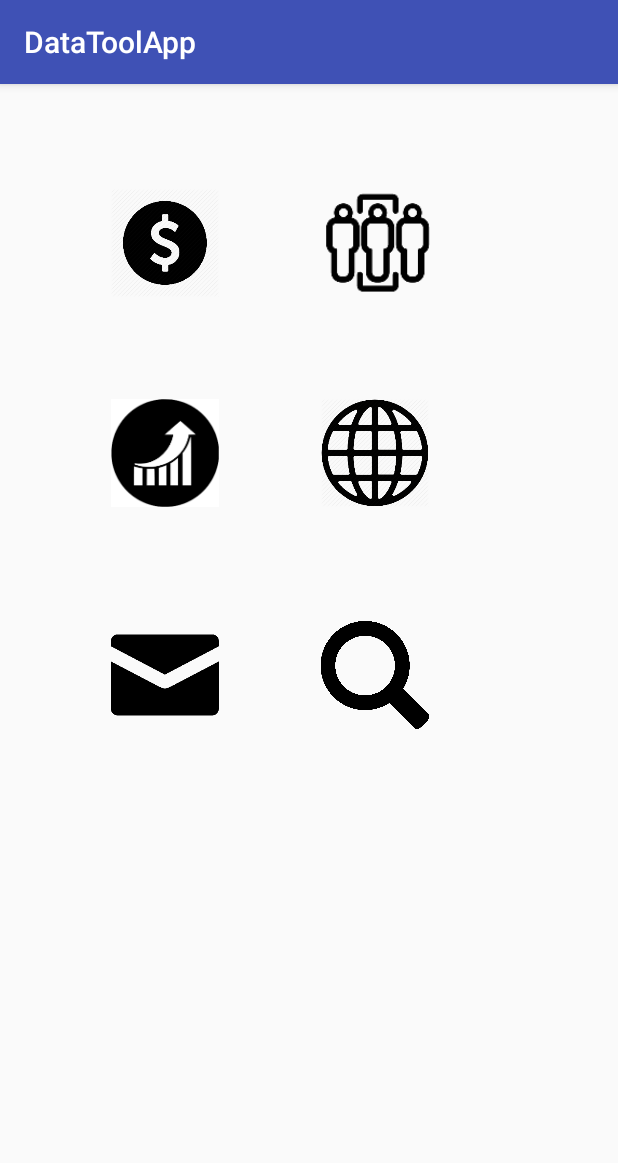
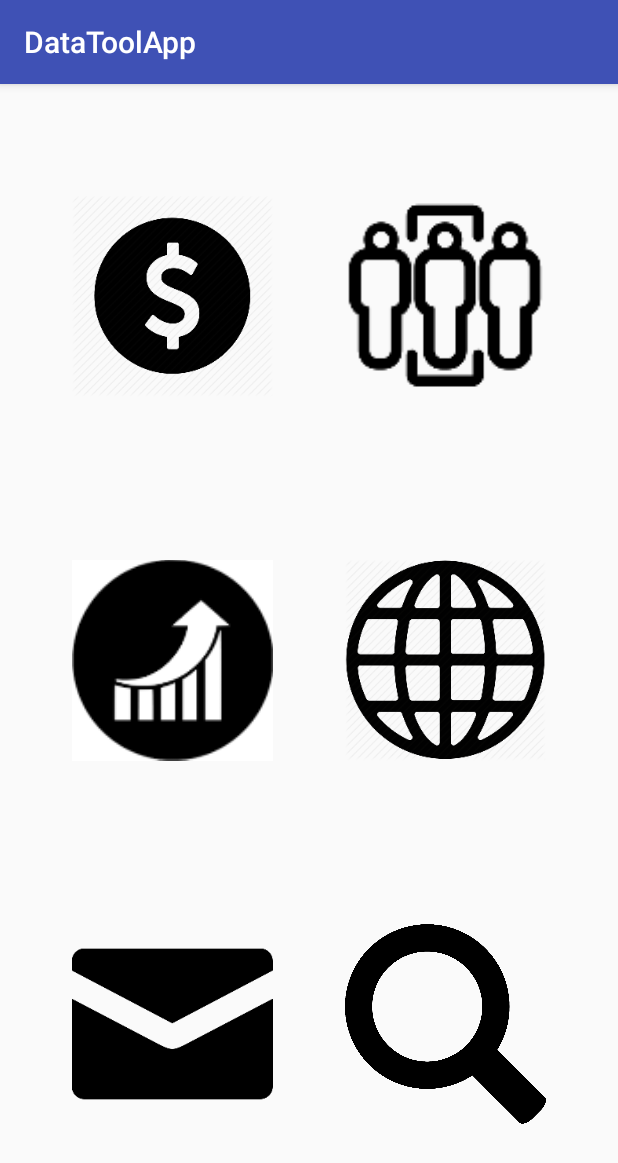
Before and after one commit to trchen19/Education-App, an Android app: the screen it shows after launch (MainActivity), on a phone screen of 412 x 824 dp. Shown: the top 1163 px of the screen. Run offline under Robolectric (Android 15) with nearby library versions, the phone set to English and light mode, and no system bars.

Commit message:
main activity responsive

```diff
--- a/app/src/main/res/layout-land/activity_main.xml
+++ b/app/src/main/res/layout-land/activity_main.xml
@@ -1,6 +1,5 @@
 <?xml version="1.0" encoding="utf-8"?>
-<android.support.constraint.ConstraintLayout
-    xmlns:android="http://schemas.android.com/apk/res/android"
+<android.support.constraint.ConstraintLayout xmlns:android="http://schemas.android.com/apk/res/android"
     xmlns:app="http://schemas.android.com/apk/res-auto"
     xmlns:tools="http://schemas.android.com/tools"
     android:layout_width="match_parent"
@@ -8,93 +7,113 @@
 
     <ImageButton
         android:id="@+id/financeImgBtn"
-        android:layout_width="92dp"
-        android:layout_height="92dp"
+        android:layout_width="0dp"
+        android:layout_height="0dp"
         android:layout_above="@+id/performanceImgBtn"
         android:layout_alignParentLeft="true"
         android:layout_alignParentStart="true"
-        android:layout_marginStart="80dp"
-        android:layout_marginTop="36dp"
+        android:layout_marginBottom="24dp"
+        android:layout_marginEnd="24dp"
+        android:layout_marginStart="60dp"
+        android:layout_marginTop="24dp"
         android:contentDescription="FinanceToolImg"
         android:scaleType="fitCenter"
+        app:layout_constraintBottom_toTopOf="@+id/mapImgBtn"
+        app:layout_constraintEnd_toStartOf="@+id/demographicImgBtn"
+        app:layout_constraintHorizontal_bias="0.5"
         app:layout_constraintStart_toStartOf="parent"
         app:layout_constraintTop_toTopOf="parent"
         app:srcCompat="@drawable/finance" />
 
     <ImageButton
         android:id="@+id/demographicImgBtn"
-        android:layout_width="92dp"
-        android:layout_height="92dp"
+        android:layout_width="0dp"
+        android:layout_height="0dp"
         android:layout_alignParentEnd="true"
         android:layout_alignParentRight="true"
         android:layout_alignTop="@+id/financeImgBtn"
-        android:layout_marginStart="60dp"
+        android:layout_marginBottom="24dp"
+        android:layout_marginEnd="36dp"
+        android:layout_marginStart="36dp"
+        android:layout_marginTop="24dp"
         android:contentDescription="DemographicToolImg"
         android:scaleType="fitCenter"
-        app:layout_constraintLeft_toLeftOf="parent"
+        app:layout_constraintBottom_toTopOf="@+id/contactImgBtn"
+        app:layout_constraintEnd_toStartOf="@+id/performanceImgBtn"
+        app:layout_constraintHorizontal_bias="0.5"
         app:layout_constraintStart_toEndOf="@+id/financeImgBtn"
-        app:layout_constraintTop_toTopOf="@+id/financeImgBtn"
+        app:layout_constraintTop_toTopOf="parent"
         app:srcCompat="@drawable/demo" />
 
     <ImageButton
         android:id="@+id/performanceImgBtn"
-        android:layout_width="92dp"
-        android:layout_height="92dp"
+        android:layout_width="0dp"
+        android:layout_height="0dp"
         android:layout_alignLeft="@+id/financeImgBtn"
         android:layout_alignStart="@+id/financeImgBtn"
         android:layout_centerVertical="true"
-        android:layout_marginEnd="80dp"
-        android:layout_marginStart="60dp"
+        android:layout_marginBottom="24dp"
+        android:layout_marginEnd="60dp"
+        android:layout_marginStart="32dp"
+        android:layout_marginTop="24dp"
         android:scaleType="fitCenter"
+        app:layout_constraintBottom_toTopOf="@+id/searchImgBtn"
         app:layout_constraintEnd_toEndOf="parent"
-        app:layout_constraintHorizontal_bias="0.541"
+        app:layout_constraintHorizontal_bias="0.5"
         app:layout_constraintStart_toEndOf="@+id/demographicImgBtn"
-        app:layout_constraintTop_toTopOf="@+id/demographicImgBtn"
+        app:layout_constraintTop_toTopOf="parent"
         app:srcCompat="@drawable/performance" />
 
     <ImageButton
         android:id="@+id/mapImgBtn"
-        android:layout_width="92dp"
-        android:layout_height="92dp"
+        android:layout_width="0dp"
+        android:layout_height="0dp"
         android:layout_alignLeft="@+id/demographicImgBtn"
         android:layout_alignStart="@+id/demographicImgBtn"
         android:layout_alignTop="@+id/performanceImgBtn"
         android:layout_marginBottom="24dp"
-        android:layout_marginTop="40dp"
+        android:layout_marginEnd="24dp"
+        android:layout_marginStart="60dp"
+        android:layout_marginTop="24dp"
         android:contentDescription="MapToolBtn"
         android:scaleType="fitCenter"
         app:layout_constraintBottom_toBottomOf="parent"
-        app:layout_constraintStart_toStartOf="@+id/financeImgBtn"
+        app:layout_constraintEnd_toStartOf="@+id/contactImgBtn"
+        app:layout_constraintHorizontal_bias="0.5"
+        app:layout_constraintStart_toStartOf="parent"
         app:layout_constraintTop_toBottomOf="@+id/financeImgBtn"
-        app:layout_constraintVertical_bias="0.222"
         app:srcCompat="@drawable/map" />
 
     <ImageButton
         android:id="@+id/contactImgBtn"
-        android:layout_width="92dp"
-        android:layout_height="92dp"
+        android:layout_width="0dp"
+        android:layout_height="0dp"
         android:layout_marginBottom="24dp"
-        android:layout_marginStart="60dp"
-        android:layout_marginTop="44dp"
+        android:layout_marginEnd="36dp"
+        android:layout_marginStart="36dp"
+        android:layout_marginTop="24dp"
         android:scaleType="fitCenter"
-        app:layout_constraintBottom_toBottomOf="@+id/mapImgBtn"
+        app:layout_constraintBottom_toBottomOf="parent"
+        app:layout_constraintEnd_toStartOf="@+id/searchImgBtn"
+        app:layout_constraintHorizontal_bias="0.5"
         app:layout_constraintStart_toEndOf="@+id/mapImgBtn"
         app:layout_constraintTop_toBottomOf="@+id/demographicImgBtn"
-        app:layout_constraintVertical_bias="0.0"
         app:srcCompat="@drawable/contact" />
 
     <ImageButton
         android:id="@+id/searchImgBtn"
-        android:layout_width="92dp"
-        android:layout_height="92dp"
+        android:layout_width="0dp"
+        android:layout_height="0dp"
         android:layout_marginBottom="24dp"
-        android:layout_marginStart="72dp"
-        android:layout_marginTop="44dp"
+        android:layout_marginEnd="60dp"
+        android:layout_marginStart="32dp"
+        android:layout_marginTop="24dp"
         android:scaleType="fitCenter"
-        app:layout_constraintBottom_toBottomOf="@+id/contactImgBtn"
+        app:layout_constraintBottom_toBottomOf="parent"
+        app:layout_constraintEnd_toEndOf="parent"
+        app:layout_constraintHorizontal_bias="0.5"
         app:layout_constraintStart_toEndOf="@+id/contactImgBtn"
         app:layout_constraintTop_toBottomOf="@+id/performanceImgBtn"
-        app:layout_constraintVertical_bias="0.0"
         app:srcCompat="@drawable/search" />
 
 </android.support.constraint.ConstraintLayout>
--- a/app/src/main/res/layout/activity_main.xml
+++ b/app/src/main/res/layout/activity_main.xml
@@ -8,87 +8,119 @@
 
     <ImageButton
         android:id="@+id/financeImgBtn"
-        android:layout_width="92dp"
-        android:layout_height="92dp"
+        android:layout_width="0dp"
+        android:layout_height="0dp"
         android:layout_above="@+id/performanceImgBtn"
         android:layout_alignParentLeft="true"
         android:layout_alignParentStart="true"
-        android:layout_marginStart="64dp"
-        android:layout_marginTop="60dp"
+        android:layout_marginBottom="24dp"
+        android:layout_marginEnd="24dp"
+        android:layout_marginStart="48dp"
+        android:layout_marginTop="48dp"
         android:contentDescription="FinanceToolImg"
         android:scaleType="fitCenter"
+        app:layout_constraintBottom_toTopOf="@+id/performanceImgBtn"
+        app:layout_constraintEnd_toStartOf="@+id/demographicImgBtn"
+        app:layout_constraintHorizontal_bias="0.5"
         app:layout_constraintStart_toStartOf="parent"
         app:layout_constraintTop_toTopOf="parent"
         app:srcCompat="@drawable/finance" />
 
     <ImageButton
         android:id="@+id/demographicImgBtn"
-        android:layout_width="92dp"
-        android:layout_height="92dp"
+        android:layout_width="0dp"
+        android:layout_height="0dp"
         android:layout_alignParentEnd="true"
         android:layout_alignParentRight="true"
         android:layout_alignTop="@+id/financeImgBtn"
-        android:layout_marginStart="52dp"
+        android:layout_marginBottom="24dp"
+        android:layout_marginEnd="48dp"
+        android:layout_marginStart="24dp"
+        android:layout_marginTop="48dp"
         android:contentDescription="DemographicToolImg"
         android:scaleType="fitCenter"
-        app:layout_constraintEnd_toEndOf="@+id/mapImgBtn"
+        app:layout_constraintBottom_toTopOf="@+id/mapImgBtn"
+        app:layout_constraintEnd_toEndOf="parent"
+        app:layout_constraintHorizontal_bias="0.5"
         app:layout_constraintStart_toEndOf="@+id/financeImgBtn"
-        app:layout_constraintTop_toTopOf="@+id/financeImgBtn"
+        app:layout_constraintTop_toTopOf="parent"
         app:srcCompat="@drawable/demo" />
 
     <ImageButton
         android:id="@+id/performanceImgBtn"
-        android:layout_width="92dp"
-        android:layout_height="92sp"
+        android:layout_width="0dp"
+        android:layout_height="0dp"
         android:layout_alignLeft="@+id/financeImgBtn"
         android:layout_alignStart="@+id/financeImgBtn"
         android:layout_centerVertical="true"
-        android:layout_marginTop="48dp"
+        android:layout_marginBottom="32dp"
+        android:layout_marginEnd="24dp"
+        android:layout_marginStart="48dp"
+        android:layout_marginTop="32dp"
         android:scaleType="fitCenter"
-        app:layout_constraintEnd_toEndOf="@+id/financeImgBtn"
+        app:layout_constraintBottom_toTopOf="@+id/contactImgBtn"
+        app:layout_constraintEnd_toStartOf="@+id/mapImgBtn"
+        app:layout_constraintHorizontal_bias="0.5"
+        app:layout_constraintStart_toStartOf="parent"
         app:layout_constraintTop_toBottomOf="@+id/financeImgBtn"
         app:srcCompat="@drawable/performance" />
 
     <ImageButton
         android:id="@+id/mapImgBtn"
-        android:layout_width="92dp"
-        android:layout_height="92dp"
+        android:layout_width="0dp"
+        android:layout_height="0dp"
         android:layout_alignLeft="@+id/demographicImgBtn"
         android:layout_alignStart="@+id/demographicImgBtn"
         android:layout_alignTop="@+id/performanceImgBtn"
-        android:layout_marginEnd="24dp"
-        android:layout_marginStart="48dp"
+        android:layout_marginBottom="32dp"
+        android:layout_marginEnd="48dp"
+        android:layout_marginStart="24dp"
+        android:layout_marginTop="32dp"
         android:contentDescription="MapToolBtn"
         android:scaleType="fitCenter"
-        app:layout_constraintEnd_toEndOf="@+id/searchImgBtn"
-        app:layout_constraintHorizontal_bias="0.0"
+        app:layout_constraintBottom_toTopOf="@+id/searchImgBtn"
+        app:layout_constraintEnd_toEndOf="parent"
+        app:layout_constraintHorizontal_bias="0.5"
         app:layout_constraintStart_toEndOf="@+id/performanceImgBtn"
-        app:layout_constraintTop_toTopOf="@+id/performanceImgBtn"
+        app:layout_constraintTop_toBottomOf="@+id/demographicImgBtn"
         app:srcCompat="@drawable/map" />
 
     <ImageButton
         android:id="@+id/contactImgBtn"
-        android:layout_width="92dp"
-        android:layout_height="92dp"
+        android:layout_width="0dp"
+        android:layout_height="0dp"
         android:layout_alignLeft="@+id/performanceImgBtn"
         android:layout_alignStart="@+id/performanceImgBtn"
         android:layout_below="@+id/performanceImgBtn"
-        android:layout_marginTop="56dp"
+        android:layout_marginBottom="48dp"
+        android:layout_marginEnd="24dp"
+        android:layout_marginStart="48dp"
+        android:layout_marginTop="24dp"
         android:scaleType="fitCenter"
-        app:layout_constraintEnd_toEndOf="@+id/performanceImgBtn"
+        app:layout_constraintBottom_toBottomOf="parent"
+        app:layout_constraintEnd_toStartOf="@+id/searchImgBtn"
+        app:layout_constraintHorizontal_bias="0.5"
+        app:layout_constraintStart_toStartOf="parent"
         app:layout_constraintTop_toBottomOf="@+id/performanceImgBtn"
         app:srcCompat="@drawable/contact" />
 
     <ImageButton
         android:id="@+id/searchImgBtn"
-        android:layout_width="92dp"
-        android:layout_height="92dp"
+        android:layout_width="0dp"
+        android:layout_height="0dp"
         android:layout_alignLeft="@+id/mapImgBtn"
         android:layout_alignStart="@+id/mapImgBtn"
         android:layout_alignTop="@+id/contactImgBtn"
-        android:layout_marginStart="48dp"
+        android:layout_marginBottom="48dp"
+        android:layout_marginEnd="48dp"
+        android:layout_marginStart="24dp"
+        android:layout_marginTop="24dp"
         android:scaleType="fitCenter"
+        app:layout_constraintBottom_toBottomOf="parent"
+        app:layout_constraintEnd_toEndOf="parent"
+        app:layout_constraintHorizontal_bias="0.5"
         app:layout_constraintStart_toEndOf="@+id/contactImgBtn"
-        app:layout_constraintTop_toTopOf="@+id/contactImgBtn"
+        app:layout_constraintTop_toBottomOf="@+id/mapImgBtn"
         app:srcCompat="@drawable/search" />
+
 </android.support.constraint.ConstraintLayout>
```
